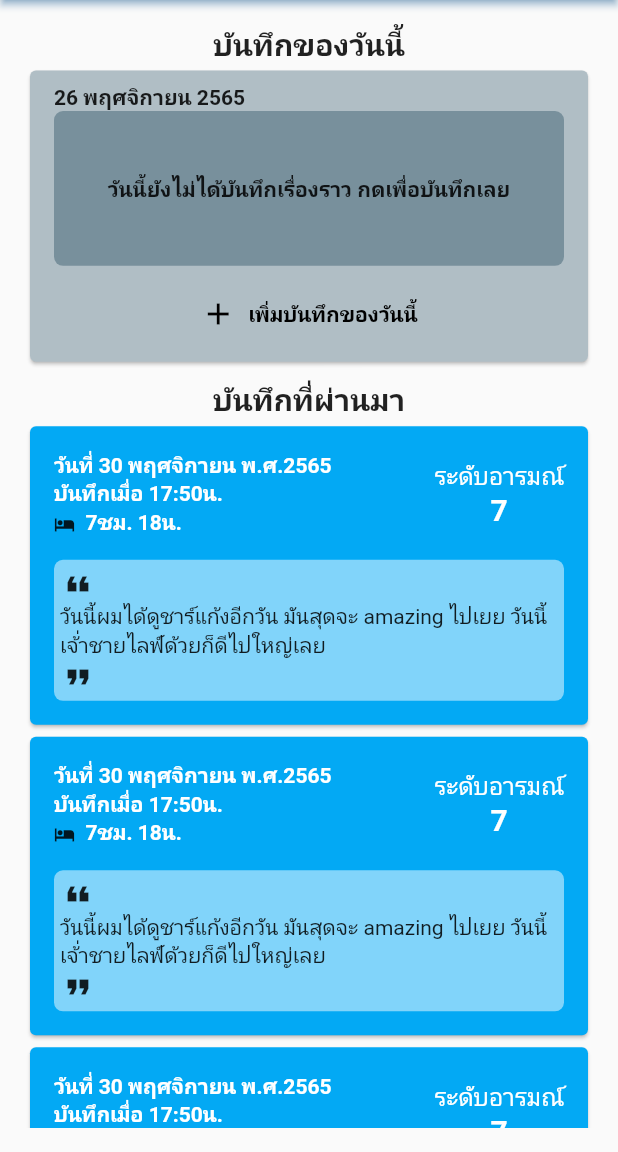
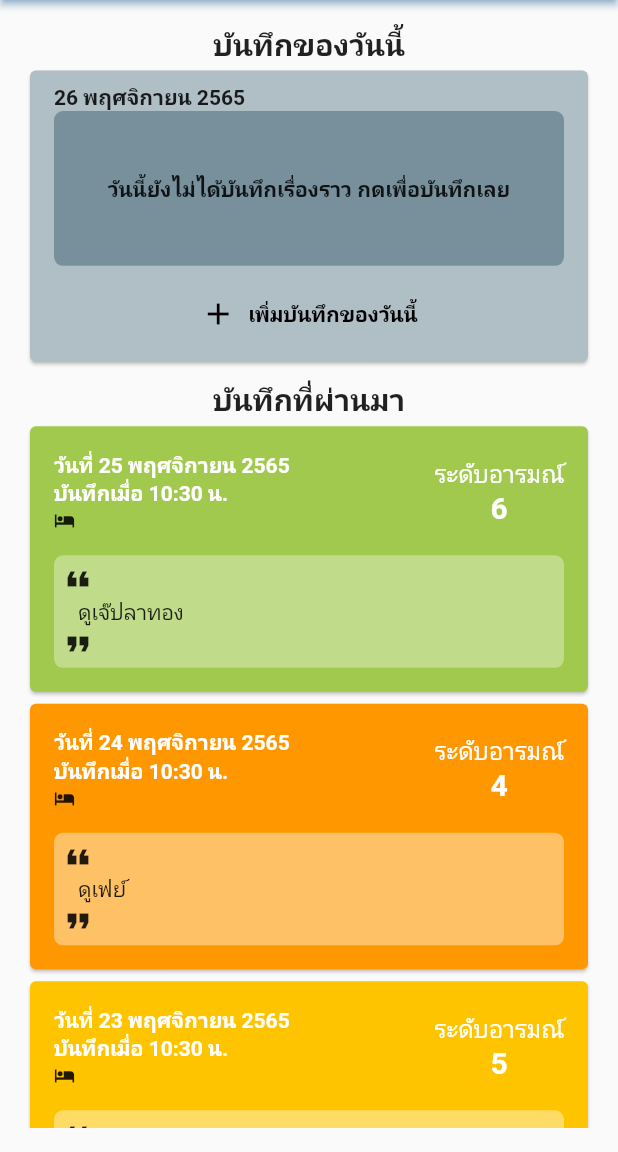
Before and after one commit to Tharamac/mental-monitor, a Flutter app: the screen it shows after launch, on a phone screen of 412 x 824 dp, the part 84-1236 px from its top. Run offline on Flutter 3.47's test engine with Material 2 defaults, Android fonts, the phone set to English and light mode, and no system bars; our stand-ins replace bloc, dartz, equatable, flutter_bloc, google_fonts; missing offline and left inert: duration; statements that could not run were skipped.

Commit message:
colored list

```diff
--- a/lib/blocs/user/user_bloc.dart
+++ b/lib/blocs/user/user_bloc.dart
@@ -1,3 +1,5 @@
+import 'dart:math';
+
 import 'package:bloc/bloc.dart';
 import 'package:equatable/equatable.dart';
 import 'package:mental_monitor/constant/constant.dart';
@@ -22,10 +24,18 @@ class UserSessionBloc extends Bloc<UserSessionEvent, UserSessionState> {
     on<ImportExistingUserEvent>((event, emit) {
       // todo implement current note check
       final existingUser = User.fromJson(event.currentUserData);
+      existingUser.records.sort((a, b) => b.recordDate.compareTo(a.recordDate));
+      final latestRecordedDateTime = existingUser.records[0].recordDate;
+      final latestRecordedDate = DateTime(latestRecordedDateTime.year,
+          latestRecordedDateTime.month, latestRecordedDateTime.day);
+      final today = DateTime(
+          DateTime.now().year, DateTime.now().month, DateTime.now().day);
 
-      print(existingUser.records);
-
-      // state.copyWith(name: existingUser.name, records: );
+      print(today.compareTo(latestRecordedDate) == 0);
+      emit(state.copyWith(
+          name: existingUser.name,
+          records: existingUser.records,
+          isTodayRecorded: today.compareTo(latestRecordedDate) == 0));
     });
   }
 }
--- a/lib/blocs/user/user_state.dart
+++ b/lib/blocs/user/user_state.dart
@@ -6,12 +6,18 @@ class UserSessionState {
   final List<DailyRecord> records;
   final bool isTodayRecorded;
 
-  UserSessionState({required this.name, List<DailyRecord>? records, this.isTodayRecorded = false})
+  UserSessionState(
+      {required this.name,
+      List<DailyRecord>? records,
+      this.isTodayRecorded = false})
       : records = records ?? [];
 
-  UserSessionState copyWith({String? name, List<DailyRecord>? records}) {
+  UserSessionState copyWith(
+      {String? name, List<DailyRecord>? records, bool? isTodayRecorded}) {
     return UserSessionState(
-        name: name ?? this.name, records: records ?? this.records);
+        name: name ?? this.name,
+        records: records ?? this.records,
+        isTodayRecorded: isTodayRecorded ?? this.isTodayRecorded);
   }
 
   @override
--- a/lib/data_mock.dart
+++ b/lib/data_mock.dart
@@ -7,48 +7,53 @@ DateTime dayShift(int numOfDays) =>
 
 final mockUserData = User(name: "makuji", records: [
   DailyRecord(
-      recordDate: DateTime.now(),
+      recordDate: dayShift(9),
       moodLevel: 7,
       howWasYourDay: "ดูเกี๊ยว",
       sleepTime: const Duration(hours: 6, minutes: 34)),
   DailyRecord(
       recordDate: dayShift(1),
-      moodLevel: 7,
+      moodLevel: 6,
       howWasYourDay: "ดูเจ๊ปลาทอง",
       sleepTime: const Duration(hours: 6, minutes: 33)),
   DailyRecord(
       recordDate: dayShift(3),
-      moodLevel: 7,
+      moodLevel: 5,
       howWasYourDay: "ดูพัสดีเมื่อไรชีจะกลับมา",
       sleepTime: const Duration(hours: 6, minutes: 32)),
   DailyRecord(
       recordDate: dayShift(2),
-      moodLevel: 7,
+      moodLevel: 4,
       howWasYourDay: "ดูเฟย์",
       sleepTime: const Duration(hours: 6, minutes: 31)),
   DailyRecord(
       recordDate: dayShift(5),
-      moodLevel: 7,
+      moodLevel: 3,
       howWasYourDay: "ดูไคออน",
       sleepTime: const Duration(hours: 6, minutes: 30)),
   DailyRecord(
       recordDate: dayShift(4),
-      moodLevel: 7,
+      moodLevel: 2,
       howWasYourDay: "ดูนายอาร์ม",
       sleepTime: const Duration(hours: 6, minutes: 29)),
   DailyRecord(
       recordDate: dayShift(7),
-      moodLevel: 7,
+      moodLevel: 1,
       howWasYourDay: "ดูพี่เอก",
       sleepTime: const Duration(hours: 6, minutes: 28)),
   DailyRecord(
       recordDate: dayShift(6),
-      moodLevel: 7,
+      moodLevel: 8,
       howWasYourDay: "ดูพี่ตัง",
       sleepTime: const Duration(hours: 6, minutes: 34)),
   DailyRecord(
       recordDate: dayShift(8),
-      moodLevel: 7,
+      moodLevel: 9,
       howWasYourDay: "ดูชาร์กแท้ง",
       sleepTime: const Duration(hours: 6, minutes: 27)),
+  DailyRecord(
+      recordDate: dayShift(10),
+      moodLevel: 10,
+      howWasYourDay: "ดูพรีิวิวละมุด",
+      sleepTime: const Duration(hours: 6, minutes: 27)),
 ]);
--- a/lib/pages/home_page.dart
+++ b/lib/pages/home_page.dart
@@ -27,7 +27,9 @@ class _HomePageState extends State<HomePage> {
     widget.currentUserData.fold((newUser) {
       context.read<UserSessionBloc>().add(RegisterUserEvent(newUser));
     }, (existingUser) {
-      context.read<UserSessionBloc>().add(ImportExistingUserEvent(existingUser));
+      context
+          .read<UserSessionBloc>()
+          .add(ImportExistingUserEvent(existingUser));
     });
     super.initState();
   }
@@ -36,12 +38,7 @@ class _HomePageState extends State<HomePage> {
   Widget build(BuildContext context) {
     DateTime today = DateTime(
         DateTime.now().year + 543, DateTime.now().month, DateTime.now().day);
-    // This method is rerun every time setState is called, for instance as done
-    // by the _incrementCounter method above.
-    //
-    // The Flutter framework has been optimized to make rerunning build methods
-    // fast, so that you can just rebuild anything that needs updating rather
-    // than having to individually change instances of widgets.
+
     return Scaffold(
       appBar: AppBar(
         // Here we take the value from the MyHomePage object that was created by
@@ -53,9 +50,12 @@ class _HomePageState extends State<HomePage> {
       ),
       drawer: MainMenuDrawerWidget(),
 
-      body: SafeArea(
+      body: BlocBuilder<UserSessionBloc, UserSessionState>(
+        builder: (context, state) {
+          print(state);
+          return SafeArea(
             child: Padding(
-          padding: EdgeInsets.all(16),
+              padding: const EdgeInsets.all(16),
               child: Column(
                 children: <Widget>[
                   Text(
@@ -70,8 +70,8 @@ class _HomePageState extends State<HomePage> {
                     child: Card(
                       color: Colors.blueGrey[200],
                       child: Padding(
-                    padding:
-                        const EdgeInsets.symmetric(horizontal: 16, vertical: 8),
+                        padding: const EdgeInsets.symmetric(
+                            horizontal: 16, vertical: 8),
                         child: Column(
                           mainAxisAlignment: MainAxisAlignment.spaceBetween,
                           crossAxisAlignment: CrossAxisAlignment.stretch,
@@ -107,7 +107,8 @@ class _HomePageState extends State<HomePage> {
                                   primary: Colors.blueGrey[200]),
                               onPressed: () {
                                 Navigator.of(context).push(MaterialPageRoute(
-                                builder: (builder) => NewMentalEntryPage()));
+                                    builder: (builder) =>
+                                        NewMentalEntryPage()));
                               },
                               icon: Icon(Icons.add, color: Colors.black),
                               label: Text(
@@ -135,19 +136,18 @@ class _HomePageState extends State<HomePage> {
                   Expanded(
                       flex: 7,
                       child: ListView(
-                    children: [
-                      EntryRecordCard(),
-                      EntryRecordCard(),
-                      EntryRecordCard(),
-                      EntryRecordCard(),
-                      EntryRecordCard(),
-                      EntryRecordCard(),
-                      EntryRecordCard(),
-                    ],
+                        children: state.records
+                            .map((record) => EntryRecordCard(
+                                  record: record,
+                                  // useDefaultColor: true,
+                                ))
+                            .toList(),
                       ))
                 ],
               ),
             ),
+          );
+        },
       ),
 
       // floatingActionButton: FloatingActionButton(
--- a/lib/pages/new_entries_page.dart
+++ b/lib/pages/new_entries_page.dart
@@ -126,21 +126,21 @@ class _NewMentalEntryPageState extends State<NewMentalEntryPage> {
                                           fontSize: 12,
                                           fontWeight: FontWeight.w400,
                                         )),
-                                    // Row(
-                                    //     children: emotionSliderPalette2
-                                    //         .asMap()
-                                    //         .entries
-                                    //         .map((entry) {
-                                    //   int idx = entry.key;
-                                    //   Color? val = entry.value;
+                                    Row(
+                                        children: emotionSliderPalette2
+                                            .asMap()
+                                            .entries
+                                            .map((entry) {
+                                      int idx = entry.key;
+                                      Color? val = entry.value;
 
-                                    //   return Expanded(
-                                    //       child: Container(
-                                    //     color: val,
-                                    //     child: Text((idx + 1).toString()),
-                                    //     height: 30,
-                                    //   ));
-                                    // }).toList()),
+                                      return Expanded(
+                                          child: Container(
+                                        color: val,
+                                        child: Text((idx + 1).toString()),
+                                        height: 30,
+                                      ));
+                                    }).toList()),
                                   ],
                                 )),
                             Expanded(
--- a/lib/widgets/entry_record_card.dart
+++ b/lib/widgets/entry_record_card.dart
@@ -1,39 +1,71 @@
+import 'package:duration/duration.dart';
+import 'package:duration/locale.dart';
 import 'package:flutter/material.dart';
 import 'package:google_fonts/google_fonts.dart';
+import 'package:intl/intl.dart';
+import 'package:mental_monitor/constant/palette.dart';
+import 'package:mental_monitor/model/daily_record.dart';
 import 'dart:math';
 
+import 'package:mental_monitor/pages/new_entries_page.dart';
+import 'package:mental_monitor/util.dart';
+
 class EntryRecordCard extends StatelessWidget {
-  const EntryRecordCard({
-    Key? key,
-  }) : super(key: key);
+  final bool isToday;
+  final bool isRecordedToday;
+  final DailyRecord record;
+  final bool useDefaultColor;
+
+  const EntryRecordCard(
+      {Key? key,
+      this.isToday = false,
+      this.isRecordedToday = false,
+      this.useDefaultColor = false,
+      required this.record})
+      : super(key: key);
 
   @override
   Widget build(BuildContext context) {
+    final widgetColor = (isToday && !isRecordedToday)
+        ? Colors.blueGrey[400]
+        : useDefaultColor
+            ? Colors.lightBlue[500]
+            : emotionSliderPalette2[record.moodLevel - 1];
+    print(widgetColor?.withOpacity(0.5));
+
     return Card(
-      color: Colors.lightBlue[500],
+      color: widgetColor,
       child: Padding(
         padding: const EdgeInsets.symmetric(horizontal: 16, vertical: 16),
         child: Column(
-          crossAxisAlignment: CrossAxisAlignment.start,
+          mainAxisAlignment: MainAxisAlignment.spaceBetween,
+          crossAxisAlignment: CrossAxisAlignment.stretch,
+          // crossAxisAlignment: CrossAxisAlignment.start,
           children: [
             Row(
               mainAxisAlignment: MainAxisAlignment.spaceBetween,
               children: [
                 RichText(
-                  textHeightBehavior: TextHeightBehavior(),
+                  textHeightBehavior: const TextHeightBehavior(),
                   text: TextSpan(
                     style: GoogleFonts.ibmPlexSansThai(
                       fontWeight: FontWeight.w600,
                     ),
                     children: [
-                      TextSpan(text: 'วันที่ 30 พฤศจิกายน พ.ศ.2565\n'),
-                      TextSpan(text: 'บันทึกเมื่อ 17:50น.\n'),
-                      WidgetSpan(
-                          child: Icon(
+                      TextSpan(
+                          text:
+                              'วันที่ ${formatDateInThai(record.recordDate)}\n'),
+                      TextSpan(
+                          text:
+                              'บันทึกเมื่อ ${DateFormat.Hm().format(record.recordDate)}\n'),
+                      const WidgetSpan(
+                          child: const Icon(
                         Icons.hotel,
                         size: 14,
                       )),
-                      TextSpan(text: '  7ชม. 18น.'),
+                      TextSpan(
+                          text:
+                              ' ${prettyDuration(record.sleepTime, locale: DurationLocale.fromLanguageCode('th')!)}'),
                     ],
                   ),
                 ),
@@ -50,7 +82,7 @@ class EntryRecordCard extends StatelessWidget {
                       ),
                     ),
                     Text(
-                      "7",
+                      record.moodLevel.toString(),
                       style: GoogleFonts.ibmPlexSansThai(
                         fontSize: 20,
                         color: Colors.white,
@@ -61,25 +93,59 @@ class EntryRecordCard extends StatelessWidget {
                 ),
               ],
             ),
-            SizedBox(
+            const SizedBox(
               height: 16,
             ),
             Container(
-                padding: EdgeInsets.all(4),
+                padding: const EdgeInsets.all(4),
                 decoration: BoxDecoration(
-                    color: Colors.lightBlue[200],
+                    color: HSLColor.fromColor(widgetColor!)
+                        .withLightness(0.7)
+                        .toColor(),
+                    // color: widgetColor?.withAlpha(128),
                     borderRadius: BorderRadius.circular(6)),
                 child: Column(
                   crossAxisAlignment: CrossAxisAlignment.start,
                   children: [
                     Transform.rotate(
-                        angle: pi, child: Icon(Icons.format_quote)),
-                    Text(
-                      "วันนี้ผมได้ดูชาร์แก้งอีกวัน มันสุดจะ amazing ไปเยย วันนี้เจ้่าชายไลฟ์ด้วยก็ดีไปใหญ่เลย",
+                        angle: pi, child: const Icon(Icons.format_quote)),
+                    Padding(
+                      padding: const EdgeInsets.symmetric(horizontal: 12),
+                      child: Text(
+                        record.howWasYourDay,
+                      ),
                     ),
-                    Icon(Icons.format_quote)
+                    const Icon(Icons.format_quote)
                   ],
-                ))
+                )),
+            if (isToday && !isRecordedToday)
+              TextButton.icon(
+                style: ElevatedButton.styleFrom(primary: Colors.blueGrey[200]),
+                onPressed: () {
+                  Navigator.of(context).push(MaterialPageRoute(
+                      builder: (builder) => const NewMentalEntryPage()));
+                },
+                icon: const Icon(Icons.add, color: Colors.black),
+                label: Text(
+                  "เพิ่มบันทึกของวันนี้",
+                  style: GoogleFonts.ibmPlexSansThai(
+                      fontWeight: FontWeight.w600, color: Colors.black),
+                ),
+              ),
+            if (isToday && isRecordedToday)
+              TextButton.icon(
+                style: ElevatedButton.styleFrom(primary: Colors.blueGrey[200]),
+                onPressed: () {
+                  Navigator.of(context).push(MaterialPageRoute(
+                      builder: (builder) => const NewMentalEntryPage()));
+                },
+                icon: const Icon(Icons.edit, color: Colors.black),
+                label: Text(
+                  "แก้ไขบันทึกของวันนี้",
+                  style: GoogleFonts.ibmPlexSansThai(
+                      fontWeight: FontWeight.w600, color: Colors.black),
+                ),
+              ),
           ],
         ),
       ),
```
Lines whose indentation alone changed are shown as unchanged.
